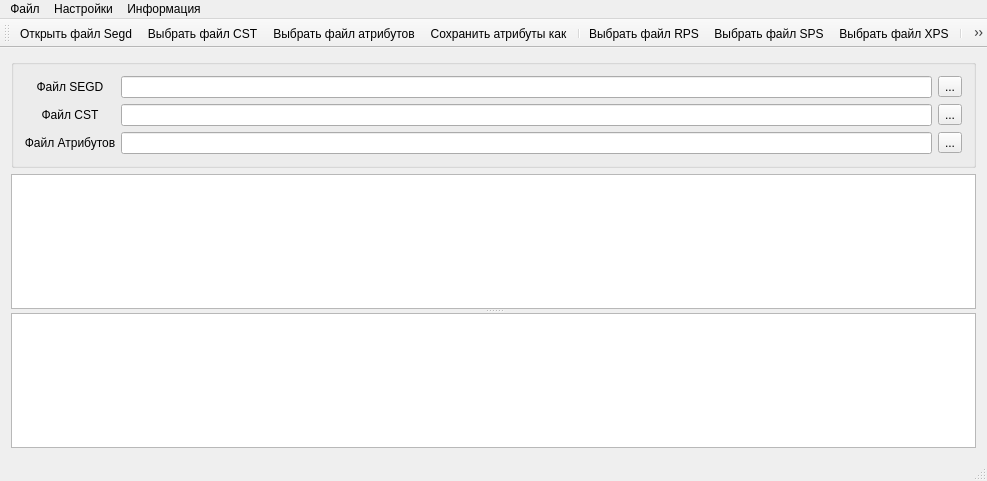
Old version of the form segdconverterwindow.ui in the repository geophisics/SegdConverter.
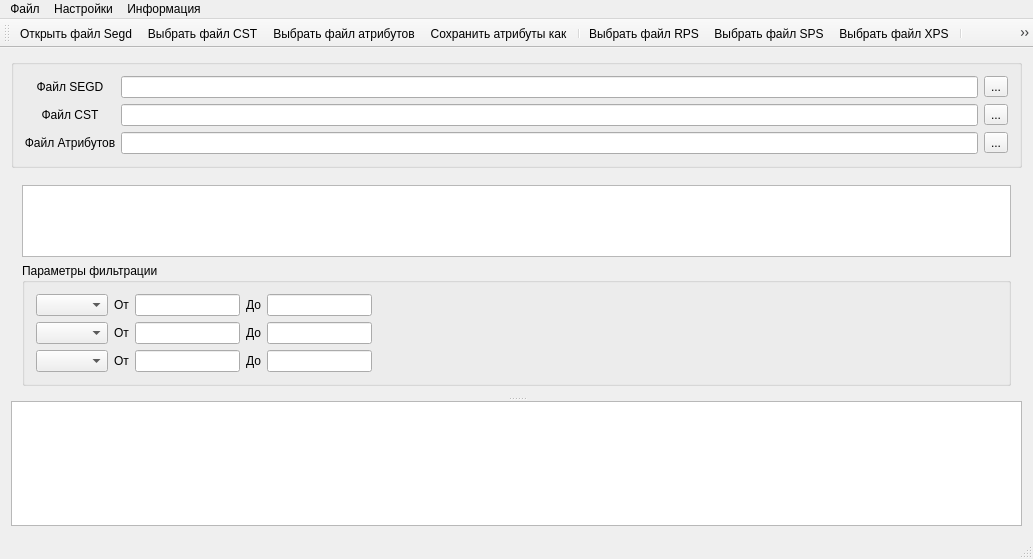
New version of the form. Icons and pictures are not drawn.

Commit message: Add sorting actrion

Patch:
```diff
--- a/segdconverterwindow.ui
+++ b/segdconverterwindow.ui
@@ -6,15 +6,15 @@
    <rect>
     <x>0</x>
     <y>0</y>
-    <width>987</width>
-    <height>481</height>
+    <width>1033</width>
+    <height>559</height>
    </rect>
   </property>
   <property name="windowTitle">
    <string>SegdConverterWindow</string>
   </property>
   <widget class="QWidget" name="centralWidget">
-   <layout class="QGridLayout" name="gridLayout_2">
+   <layout class="QGridLayout" name="gridLayout_3">
     <item row="0" column="0">
      <widget class="QGroupBox" name="mainPreferencesGroupBox">
       <property name="title">
@@ -141,10 +141,107 @@
       <property name="orientation">
        <enum>Qt::Vertical</enum>
       </property>
-      <widget class="QTextEdit" name="logTextEdit">
-       <property name="readOnly">
-        <bool>true</bool>
-       </property>
+      <widget class="QWidget" name="layoutWidget">
+       <layout class="QVBoxLayout" name="verticalLayout">
+        <item>
+         <widget class="QTextEdit" name="logTextEdit">
+          <property name="readOnly">
+           <bool>true</bool>
+          </property>
+         </widget>
+        </item>
+        <item>
+         <widget class="QGroupBox" name="filterGroupBox">
+          <property name="title">
+           <string>Параметры фильтрации</string>
+          </property>
+          <layout class="QGridLayout" name="gridLayout_2">
+           <item row="0" column="0">
+            <widget class="QComboBox" name="firstFilterComboBox"/>
+           </item>
+           <item row="0" column="1">
+            <widget class="QLabel" name="label">
+             <property name="text">
+              <string>От</string>
+             </property>
+            </widget>
+           </item>
+           <item row="0" column="2">
+            <widget class="QLineEdit" name="firstFilterFromLineEdit"/>
+           </item>
+           <item row="0" column="3">
+            <widget class="QLabel" name="label_4">
+             <property name="text">
+              <string>До</string>
+             </property>
+            </widget>
+           </item>
+           <item row="0" column="4">
+            <widget class="QLineEdit" name="firstFilterToLineEdit"/>
+           </item>
+           <item row="1" column="0">
+            <widget class="QComboBox" name="secondFilterComboBox"/>
+           </item>
+           <item row="1" column="1">
+            <widget class="QLabel" name="label_2">
+             <property name="text">
+              <string>От</string>
+             </property>
+            </widget>
+           </item>
+           <item row="1" column="2">
+            <widget class="QLineEdit" name="secondFilterFromLineEdit"/>
+           </item>
+           <item row="1" column="3">
+            <widget class="QLabel" name="label_5">
+             <property name="text">
+              <string>До</string>
+             </property>
+            </widget>
+           </item>
+           <item row="1" column="4">
+            <widget class="QLineEdit" name="secondFilterToLineEdit"/>
+           </item>
+           <item row="1" column="5">
+            <spacer name="horizontalSpacer">
+             <property name="orientation">
+              <enum>Qt::Horizontal</enum>
+             </property>
+             <property name="sizeHint" stdset="0">
+              <size>
+               <width>628</width>
+               <height>20</height>
+              </size>
+             </property>
+            </spacer>
+           </item>
+           <item row="2" column="0">
+            <widget class="QComboBox" name="thirdFilterComboBox"/>
+           </item>
+           <item row="2" column="1">
+            <widget class="QLabel" name="label_3">
+             <property name="text">
+              <string>От</string>
+             </property>
+            </widget>
+           </item>
+           <item row="2" column="2">
+            <widget class="QLineEdit" name="thirdFilterFromLineEdit"/>
+           </item>
+           <item row="2" column="3">
+            <widget class="QLabel" name="label_6">
+             <property name="text">
+              <string>До</string>
+             </property>
+            </widget>
+           </item>
+           <item row="2" column="4">
+            <widget class="QLineEdit" name="thirdFilterToLineEdit"/>
+           </item>
+          </layout>
+         </widget>
+        </item>
+       </layout>
       </widget>
       <widget class="QTableView" name="attributesTableView"/>
      </widget>
@@ -156,7 +253,7 @@
     <rect>
      <x>0</x>
      <y>0</y>
-     <width>987</width>
+     <width>1033</width>
      <height>18</height>
     </rect>
    </property>
@@ -219,6 +316,7 @@
    <addaction name="separator"/>
    <addaction name="actionAttributeTable"/>
    <addaction name="actionFilter"/>
+   <addaction name="actionSorting"/>
    <addaction name="separator"/>
    <addaction name="actionAuxes"/>
    <addaction name="actionAuxesDisplay"/>
@@ -427,6 +525,21 @@
     <string>Отобразить параметры фильтрации атрибутов</string>
    </property>
   </action>
+  <action name="actionSorting">
+   <property name="checkable">
+    <bool>true</bool>
+   </property>
+   <property name="icon">
+    <iconset resource="icons.qrc">
+     <normaloff>:/icons/imgs/sort-by-numeric-order.png</normaloff>:/icons/imgs/sort-by-numeric-order.png</iconset>
+   </property>
+   <property name="text">
+    <string>Включить Сортировку</string>
+   </property>
+   <property name="toolTip">
+    <string>Включить Сортировку</string>
+   </property>
+  </action>
  </widget>
  <layoutdefault spacing="6" margin="11"/>
  <resources>
```
Left out of the diff: 3 changed lines with no effect on the pictures. The commit also changes 7 other files.
